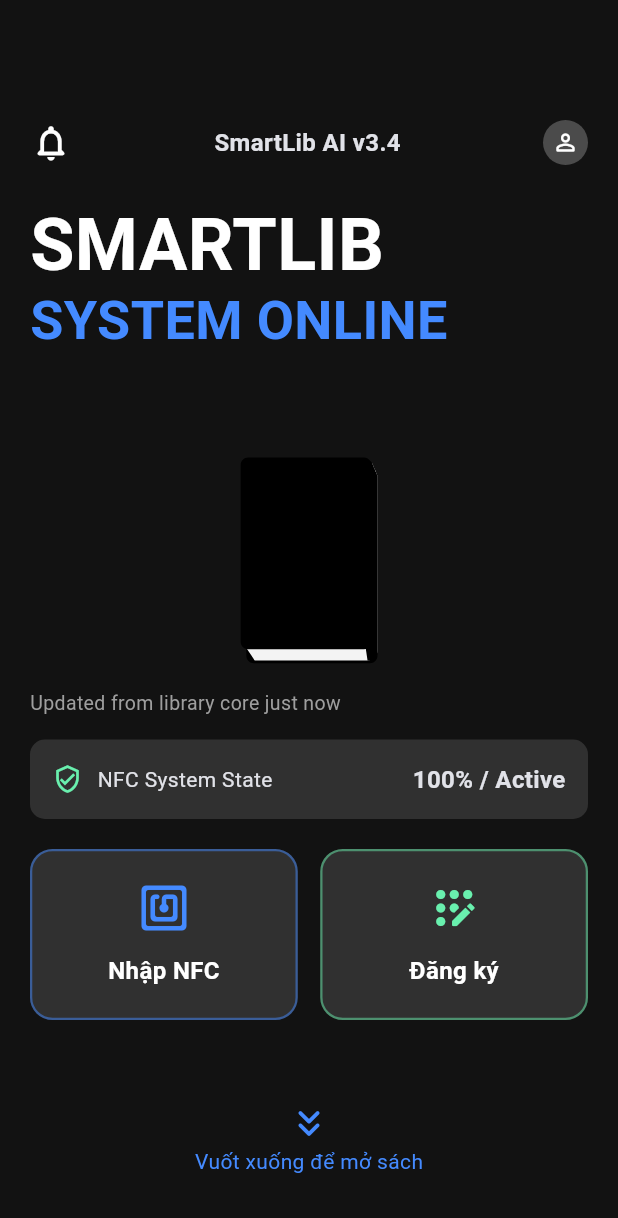
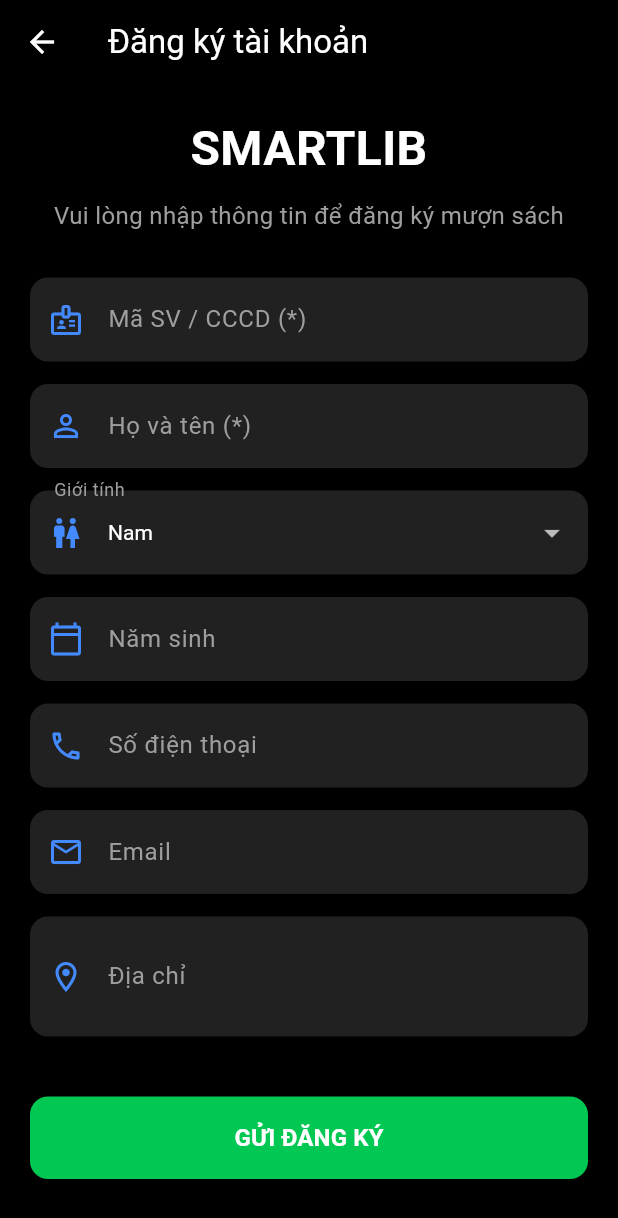
Before and after one commit to TenlaQuang/SmartLib-app, a Flutter app: the screen it shows after launch, after a tap on "Đăng ký", on a phone screen of 412 x 824 dp. Shown: the top 1218 px of the screen. Run offline on Flutter 3.47's test engine with Material 3 defaults, Android fonts, the phone set to English and light mode, and no system bars; our stand-ins replace lottie; network calls fail.

Commit message:
register

```diff
--- a/lib/data/models/book.dart
+++ b/lib/data/models/book.dart
@@ -6,6 +6,7 @@
   final String categoryName;
   final String locationZone;
   final double marketPrice;
+  final String? imageUrl;
 
   Book({
     required this.id,
@@ -15,6 +16,7 @@
     required this.categoryName,
     required this.locationZone,
     required this.marketPrice,
+    this.imageUrl,
   });
 
   factory Book.fromJson(Map<String, dynamic> json) {
@@ -26,6 +28,7 @@
       categoryName: json['category'] != null ? json['category']['name'] : 'Thể loại khác',
       locationZone: json['location'] != null ? json['location']['zone_name'] ?? '' : '',
       marketPrice: json['market_price'] != null ? double.tryParse(json['market_price'].toString()) ?? 0.0 : 0.0,
+      imageUrl: json['image_url']?.toString(),
     );
   }
 }
--- a/lib/presentation/screens/home_screen.dart
+++ b/lib/presentation/screens/home_screen.dart
@@ -355,9 +355,11 @@
               width: double.infinity,
               color: Colors.grey[200],
               child: Image.network(
-                book.isbn.isNotEmpty
-                    ? 'https://covers.openlibrary.org/b/isbn/${book.isbn}-L.jpg'
-                    : '',
+                (book.imageUrl != null && book.imageUrl!.isNotEmpty)
+                    ? book.imageUrl!
+                    : (book.isbn.isNotEmpty
+                        ? 'https://covers.openlibrary.org/b/isbn/${book.isbn}-L.jpg'
+                        : ''),
                 fit: BoxFit.cover,
                 errorBuilder: (context, error, stackTrace) => const Icon(
                   Icons.menu_book_rounded,
--- a/lib/presentation/screens/intro_screen.dart
+++ b/lib/presentation/screens/intro_screen.dart
@@ -3,6 +3,7 @@
 import 'package:lottie/lottie.dart';
 import '../widgets/intro_components.dart'; // Import các widget đã tách
 import 'home_screen.dart';
+import 'register_screen.dart';
 
 class ProfessionalIntroScreen extends StatefulWidget {
   const ProfessionalIntroScreen({super.key});
@@ -167,8 +168,12 @@
                                   icon: Icons.app_registration_rounded,
                                   color: Colors.greenAccent,
                                   onTap: () {
-                                    // TODO: Xử lý đăng ký
+                                    Navigator.push(
+                                      context,
+                                      MaterialPageRoute(builder: (context) => const RegisterScreen()),
+                                    );
                                   },
+
                                 ),
                               ),
                             ),
--- /dev/null
+++ b/lib/presentation/screens/register_screen.dart
@@ -0,0 +1,250 @@
+import 'package:flutter/material.dart';
+import '../../services/api_service.dart';
+
+class RegisterScreen extends StatefulWidget {
+  const RegisterScreen({super.key});
+
+  @override
+  State<RegisterScreen> createState() => _RegisterScreenState();
+}
+
+class _RegisterScreenState extends State<RegisterScreen> {
+  final _formKey = GlobalKey<FormState>();
+  final ApiService _apiService = ApiService();
+
+  bool _isLoading = false;
+
+  final TextEditingController _userCodeController = TextEditingController();
+  final TextEditingController _fullNameController = TextEditingController();
+  final TextEditingController _birthYearController = TextEditingController();
+  final TextEditingController _phoneController = TextEditingController();
+  final TextEditingController _addressController = TextEditingController();
+  final TextEditingController _emailController = TextEditingController();
+
+  String _gender = 'Nam';
+
+  Future<void> _submitRegistration() async {
+    if (!_formKey.currentState!.validate()) return;
+
+    setState(() {
+      _isLoading = true;
+    });
+
+    final userData = {
+      'user_code': _userCodeController.text.trim(),
+      'full_name': _fullNameController.text.trim(),
+      'gender': _gender,
+      'birth_year': int.tryParse(_birthYearController.text.trim()),
+      'phone_number': _phoneController.text.trim(),
+      'address': _addressController.text.trim(),
+      'email': _emailController.text.trim(),
+    };
+
+    try {
+      final success = await _apiService.registerUser(userData);
+      if (success && mounted) {
+        ScaffoldMessenger.of(context).showSnackBar(
+          const SnackBar(
+            content: Text('Đăng ký thành công! Yêu cầu của bạn đang chờ duyệt.'),
+            backgroundColor: Colors.green,
+          ),
+        );
+        Navigator.pop(context); // Trở về trang trước
+      }
+    } catch (e) {
+      if (mounted) {
+        ScaffoldMessenger.of(context).showSnackBar(
+          SnackBar(
+            content: Text('Lỗi: ${e.toString().replaceAll('Exception: ', '')}'),
+            backgroundColor: Colors.red,
+          ),
+        );
+      }
+    } finally {
+      if (mounted) {
+        setState(() {
+          _isLoading = false;
+        });
+      }
+    }
+  }
+
+  @override
+  Widget build(BuildContext context) {
+    return Scaffold(
+      backgroundColor: Colors.black, // Dark theme
+      appBar: AppBar(
+        title: const Text('Đăng ký tài khoản', style: TextStyle(color: Colors.white)),
+        backgroundColor: Colors.transparent,
+        elevation: 0,
+        iconTheme: const IconThemeData(color: Colors.white),
+      ),
+      body: SafeArea(
+        child: SingleChildScrollView(
+          padding: const EdgeInsets.all(20.0),
+          child: Form(
+            key: _formKey,
+            child: Column(
+              crossAxisAlignment: CrossAxisAlignment.stretch,
+              children: [
+                const Text(
+                  'SMARTLIB',
+                  style: TextStyle(
+                    fontSize: 32,
+                    fontWeight: FontWeight.bold,
+                    color: Colors.white,
+                  ),
+                  textAlign: TextAlign.center,
+                ),
+                const SizedBox(height: 10),
+                const Text(
+                  'Vui lòng nhập thông tin để đăng ký mượn sách',
+                  style: TextStyle(color: Colors.grey, fontSize: 16),
+                  textAlign: TextAlign.center,
+                ),
+                const SizedBox(height: 30),
+
+                // Form fields
+                _buildTextField(
+                  controller: _userCodeController,
+                  label: 'Mã SV / CCCD (*)',
+                  icon: Icons.badge_outlined,
+                  validator: (value) => value!.isEmpty ? 'Vui lòng nhập Mã SV/CCCD' : null,
+                ),
+                const SizedBox(height: 15),
+                _buildTextField(
+                  controller: _fullNameController,
+                  label: 'Họ và tên (*)',
+                  icon: Icons.person_outline,
+                  validator: (value) => value!.isEmpty ? 'Vui lòng nhập Họ và tên' : null,
+                ),
+                const SizedBox(height: 15),
+
+                // Gender Dropdown
+                DropdownButtonFormField<String>(
+                  value: _gender,
+                  decoration: InputDecoration(
+                    labelText: 'Giới tính',
+                    labelStyle: const TextStyle(color: Colors.grey),
+                    prefixIcon: const Icon(Icons.wc_outlined, color: Colors.blueAccent),
+                    filled: true,
+                    fillColor: Colors.grey[900],
+                    border: OutlineInputBorder(
+                      borderRadius: BorderRadius.circular(12),
+                      borderSide: BorderSide.none,
+                    ),
+                  ),
+                  dropdownColor: Colors.grey[850],
+                  style: const TextStyle(color: Colors.white),
+                  items: ['Nam', 'Nữ', 'Khác'].map((String value) {
+                    return DropdownMenuItem<String>(
+                      value: value,
+                      child: Text(value),
+                    );
+                  }).toList(),
+                  onChanged: (newValue) {
+                    setState(() {
+                      _gender = newValue!;
+                    });
+                  },
+                ),
+                const SizedBox(height: 15),
+
+                _buildTextField(
+                  controller: _birthYearController,
+                  label: 'Năm sinh',
+                  icon: Icons.calendar_today_outlined,
+                  keyboardType: TextInputType.number,
+                ),
+                const SizedBox(height: 15),
+                _buildTextField(
+                  controller: _phoneController,
+                  label: 'Số điện thoại',
+                  icon: Icons.phone_outlined,
+                  keyboardType: TextInputType.phone,
+                ),
+                const SizedBox(height: 15),
+                _buildTextField(
+                  controller: _emailController,
+                  label: 'Email',
+                  icon: Icons.email_outlined,
+                  keyboardType: TextInputType.emailAddress,
+                ),
+                const SizedBox(height: 15),
+                _buildTextField(
+                  controller: _addressController,
+                  label: 'Địa chỉ',
+                  icon: Icons.location_on_outlined,
+                  maxLines: 2,
+                ),
+
+                const SizedBox(height: 40),
+
+                ElevatedButton(
+                  onPressed: _isLoading ? null : _submitRegistration,
+                  style: ElevatedButton.styleFrom(
+                    backgroundColor: Colors.greenAccent[700],
+                    padding: const EdgeInsets.symmetric(vertical: 16),
+                    shape: RoundedRectangleBorder(
+                      borderRadius: BorderRadius.circular(12),
+                    ),
+                  ),
+                  child: _isLoading
+                      ? const SizedBox(
+                          height: 20,
+                          width: 20,
+                          child: CircularProgressIndicator(color: Colors.white, strokeWidth: 2),
+                        )
+                      : const Text(
+                          'GỬI ĐĂNG KÝ',
+                          style: TextStyle(fontSize: 16, fontWeight: FontWeight.bold, color: Colors.white),
+                        ),
+                ),
+              ],
+            ),
+          ),
+        ),
+      ),
+    );
+  }
+
+  Widget _buildTextField({
+    required TextEditingController controller,
+    required String label,
+    required IconData icon,
+    TextInputType keyboardType = TextInputType.text,
+    int maxLines = 1,
+    String? Function(String?)? validator,
+  }) {
+    return TextFormField(
+      controller: controller,
+      keyboardType: keyboardType,
+      maxLines: maxLines,
+      style: const TextStyle(color: Colors.white),
+      decoration: InputDecoration(
+        labelText: label,
+        labelStyle: const TextStyle(color: Colors.grey),
+        prefixIcon: Icon(icon, color: Colors.blueAccent),
+        filled: true,
+        fillColor: Colors.grey[900],
+        border: OutlineInputBorder(
+          borderRadius: BorderRadius.circular(12),
+          borderSide: BorderSide.none,
+        ),
+        errorStyle: const TextStyle(color: Colors.redAccent),
+      ),
+      validator: validator,
+    );
+  }
+
+  @override
+  void dispose() {
+    _userCodeController.dispose();
+    _fullNameController.dispose();
+    _birthYearController.dispose();
+    _phoneController.dispose();
+    _addressController.dispose();
+    _emailController.dispose();
+    super.dispose();
+  }
+}
--- a/lib/services/api_service.dart
+++ b/lib/services/api_service.dart
@@ -22,4 +22,24 @@
       throw Exception('Lỗi kết nối tới Server: $e');
     }
   }
+
+  Future<bool> registerUser(Map<String, dynamic> userData) async {
+    try {
+      final response = await http.post(
+        Uri.parse('$baseUrl/api/register'),
+        headers: {'Content-Type': 'application/json'},
+        body: json.encode(userData),
+      );
+
+      if (response.statusCode == 200) {
+        return true;
+      } else {
+        // Parse the error detail if available
+        final errorData = json.decode(utf8.decode(response.bodyBytes));
+        throw Exception(errorData['detail'] ?? 'Đăng ký thất bại');
+      }
+    } catch (e) {
+      throw Exception('Lỗi kết nối: $e');
+    }
+  }
 }
```
Also changed, not shown: 1 other file.
